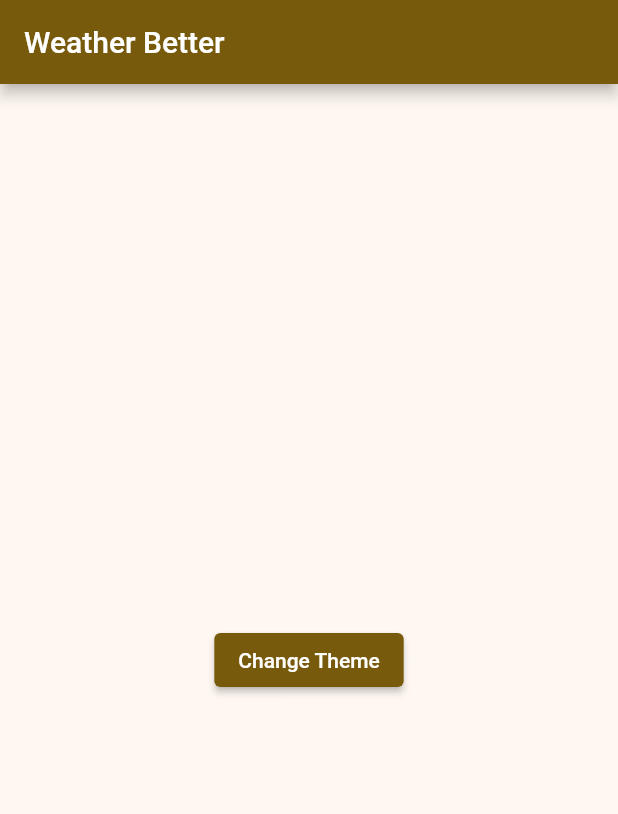
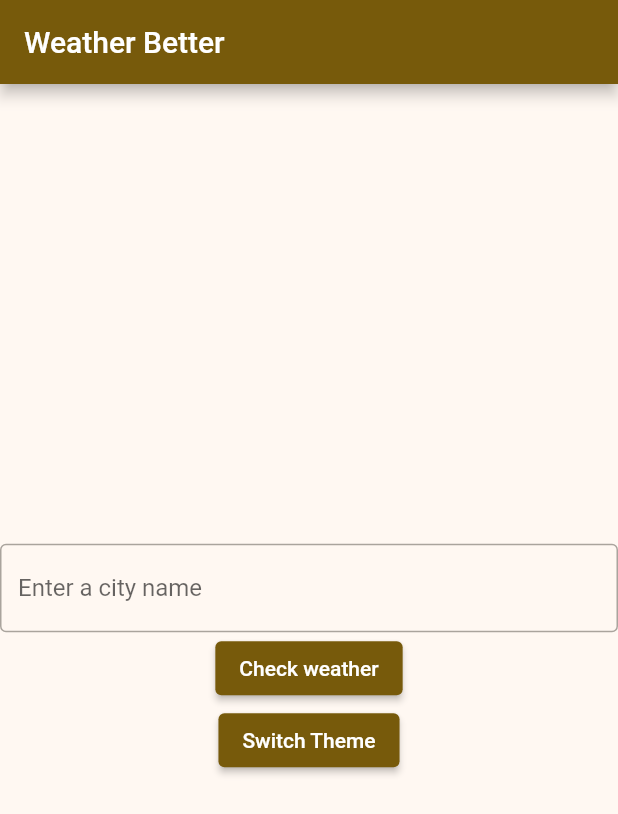
Before and after one commit to xJac0b/weather_app, a Flutter app: the screen it shows after launch, on a phone screen of 412 x 824 dp. Shown: the top 814 px of the screen. Run offline on Flutter 3.47's test engine with Material 2 defaults, Android fonts, the phone set to English and light mode, and no system bars; our stand-ins replace bloc, flutter_bloc.

Commit message:
home screen: input, check button

```diff
--- a/lib/main.dart
+++ b/lib/main.dart
@@ -3,7 +3,7 @@ import 'package:flutter_bloc/flutter_bloc.dart';
 import 'package:weather_app/ui/constants/theme.dart';
 import 'package:weather_app/ui/pages/home.dart';
 
-import 'business_logic/cubits/theme/theme_cubit.dart';
+import 'logic/cubits/theme/theme_cubit.dart';
 
 void main() {
   runApp(const MyApp());
@@ -19,7 +19,7 @@ class MyApp extends StatelessWidget {
       child: BlocBuilder<ThemeCubit, ThemeState>(
         builder: (context, state) {
           return MaterialApp(
-              title: 'Flutter Demo',
+              title: 'Weather Better',
               theme: appThemeData[AppTheme.light],
               darkTheme: appThemeData[AppTheme.dark],
               themeMode: state.themeMode,
--- a/lib/ui/pages/home.dart
+++ b/lib/ui/pages/home.dart
@@ -1,6 +1,6 @@
 import 'package:flutter/material.dart';
 import 'package:flutter_bloc/flutter_bloc.dart';
-import 'package:weather_app/business_logic/cubits/theme/theme_cubit.dart';
+import 'package:weather_app/logic/cubits/theme/theme_cubit.dart';
 
 class Home extends StatelessWidget {
   const Home({Key? key}) : super(key: key);
@@ -15,9 +15,17 @@ class Home extends StatelessWidget {
         child: Column(
           mainAxisAlignment: MainAxisAlignment.center,
           children: <Widget>[
+            const TextField(
+              decoration: InputDecoration(
+                border: OutlineInputBorder(),
+                hintText: 'Enter a city name',
+              ),
+            ),
+            ElevatedButton(
+                onPressed: () {}, child: const Text("Check weather")),
             ElevatedButton(
                 onPressed: BlocProvider.of<ThemeCubit>(context).updateAppTheme,
-                child: const Text("Change Theme"))
+                child: const Text("Switch Theme"))
           ],
         ),
       ),
```
Also changed, not shown: pubspec.yaml (+2 -5 lines), lib/logic/cubits/theme/theme_cubit.dart (renamed from lib/business_logic/cubits/theme/theme_cubit.dart), lib/logic/cubits/theme/theme_state.dart (renamed from lib/business_logic/cubits/theme/theme_state.dart), pubspec.lock, 1 other file.
